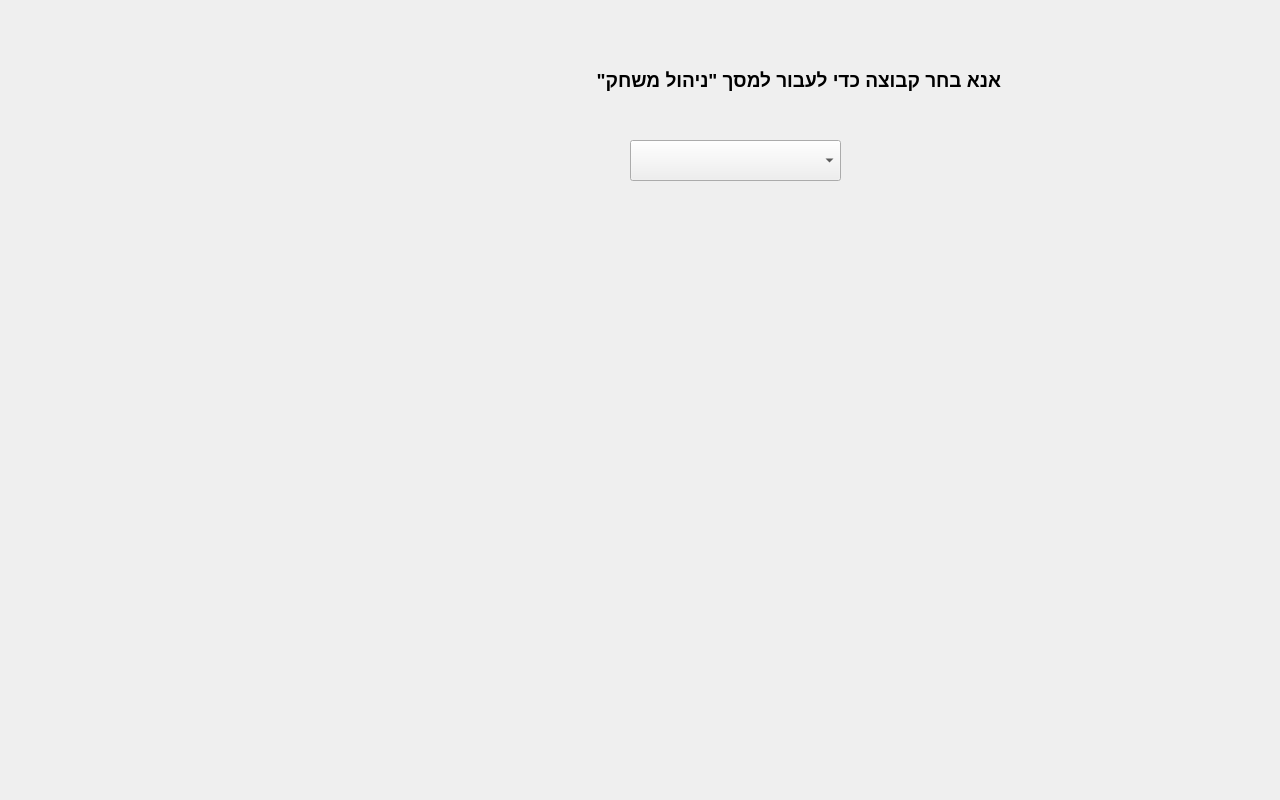
ohadharel1/BasketBallSystem, file BasketBallSystem/mainwindow.ui: the form before one commit.
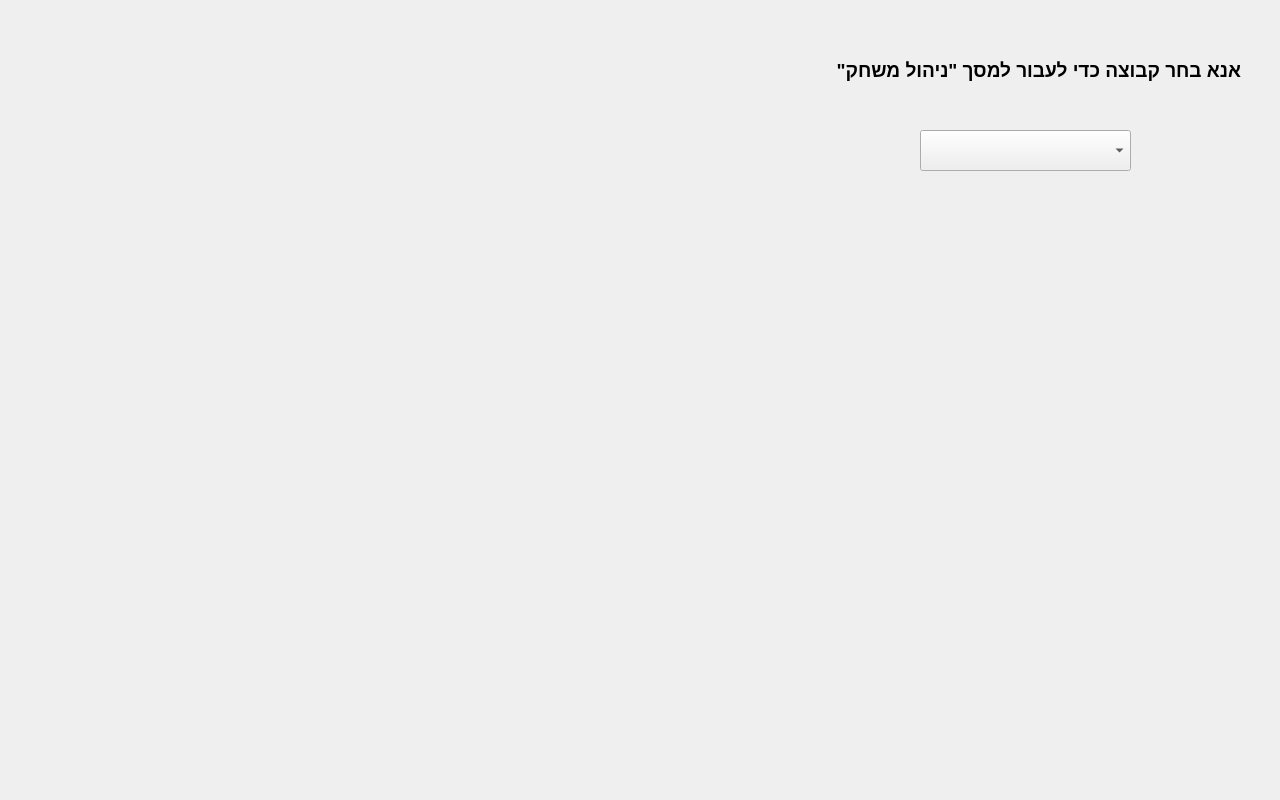
The form after the commit. The open tabs and pages were chosen to show the change. Icons and pictures are not drawn.

Patch:
```diff
--- a/BasketBallSystem/mainwindow.ui
+++ b/BasketBallSystem/mainwindow.ui
@@ -189,8 +189,8 @@
      <widget class="QComboBox" name="MainWindowTeamSelectionComboBox">
       <property name="geometry">
        <rect>
-        <x>630</x>
-        <y>140</y>
+        <x>920</x>
+        <y>130</y>
         <width>211</width>
         <height>41</height>
        </rect>
@@ -261,8 +261,8 @@
       </property>
       <property name="geometry">
        <rect>
-        <x>150</x>
-        <y>130</y>
+        <x>140</x>
+        <y>120</y>
         <width>131</width>
         <height>71</height>
        </rect>
@@ -320,8 +320,8 @@
       </property>
       <property name="geometry">
        <rect>
-        <x>460</x>
-        <y>130</y>
+        <x>700</x>
+        <y>120</y>
         <width>131</width>
         <height>71</height>
        </rect>
@@ -376,8 +376,8 @@
      <widget class="QLabel" name="MainWindowTeamSelectionLabel">
       <property name="geometry">
        <rect>
-        <x>430</x>
-        <y>60</y>
+        <x>670</x>
+        <y>50</y>
         <width>571</width>
         <height>41</height>
        </rect>
@@ -1282,7 +1282,7 @@
      <property name="geometry">
       <rect>
        <x>40</x>
-       <y>10</y>
+       <y>20</y>
        <width>131</width>
        <height>71</height>
       </rect>
```
Left out of the diff: 29 changed lines with no effect on the pictures.
